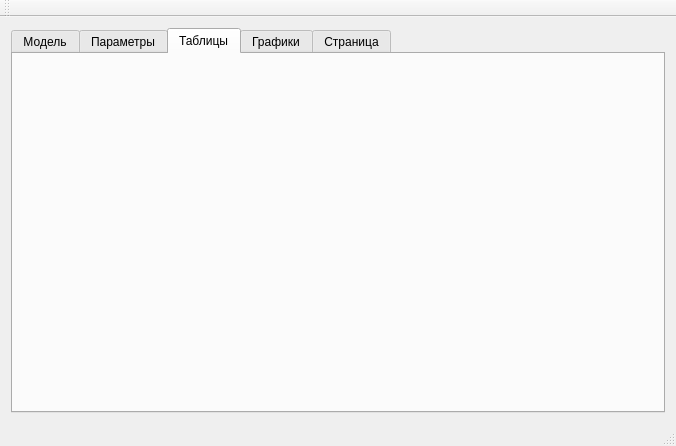
Qt form mainwindow.ui (TemVin/Neuronetwork) before a commit.
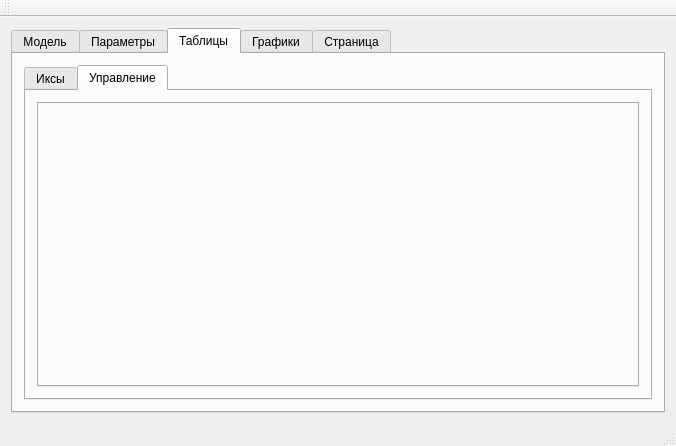
The same form after that commit. The open tabs and pages were chosen to show the change. Custom widgets are drawn as their Qt base class.

Patch:
```diff
--- a/mainwindow.ui
+++ b/mainwindow.ui
@@ -169,6 +169,39 @@
        <attribute name="title">
         <string>Таблицы</string>
        </attribute>
+       <layout class="QHBoxLayout" name="horizontalLayout_3">
+        <item>
+         <widget class="QTabWidget" name="tabWidgetTables">
+          <property name="currentIndex">
+           <number>0</number>
+          </property>
+          <widget class="QWidget" name="tabFinalX">
+           <attribute name="title">
+            <string>Иксы</string>
+           </attribute>
+           <layout class="QHBoxLayout" name="horizontalLayout_5">
+            <item>
+             <widget class="QTableWidget" name="tableWidgetFinalX"/>
+            </item>
+           </layout>
+          </widget>
+          <widget class="QWidget" name="tabControl">
+           <attribute name="title">
+            <string>Управление</string>
+           </attribute>
+           <layout class="QHBoxLayout" name="horizontalLayout_6">
+            <item>
+             <widget class="QTabWidget" name="tabWidgetControl">
+              <property name="currentIndex">
+               <number>-1</number>
+              </property>
+             </widget>
+            </item>
+           </layout>
+          </widget>
+         </widget>
+        </item>
+       </layout>
       </widget>
       <widget class="QWidget" name="tabGraphs">
        <attribute name="title">
@@ -205,6 +238,14 @@
   <widget class="QStatusBar" name="statusBar"/>
  </widget>
  <layoutdefault spacing="6" margin="11"/>
+ <customwidgets>
+  <customwidget>
+   <class>QCustomPlot</class>
+   <extends>QWidget</extends>
+   <header>qcustomplot.h</header>
+   <container>1</container>
+  </customwidget>
+ </customwidgets>
  <resources/>
  <connections/>
 </ui>
```
Left out of the diff: 26 changed lines with no effect on the pictures.
